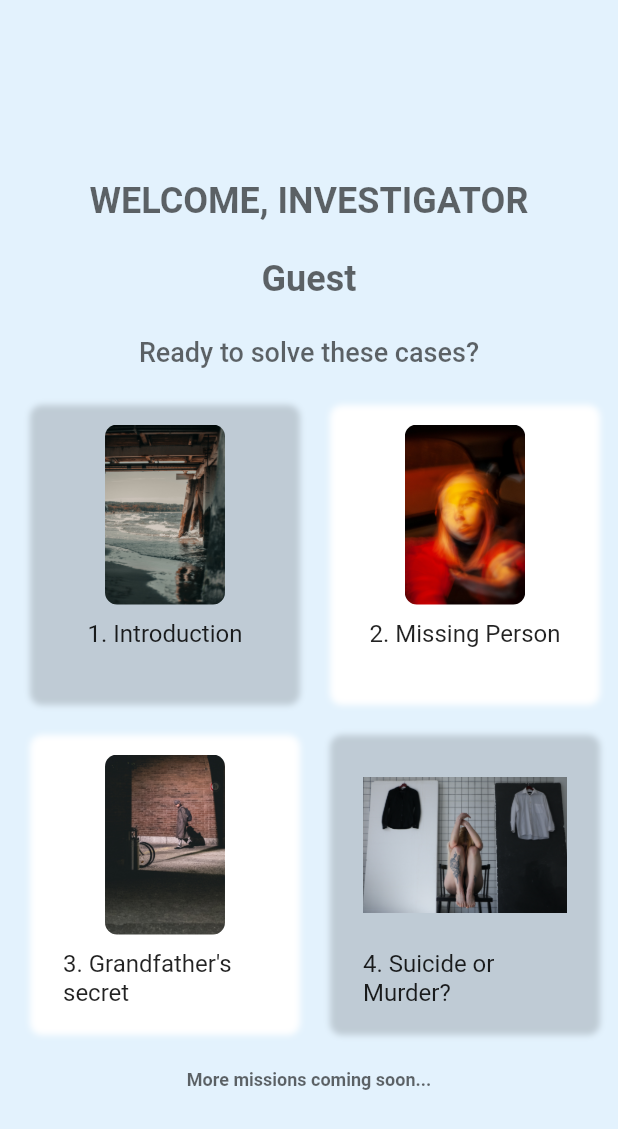
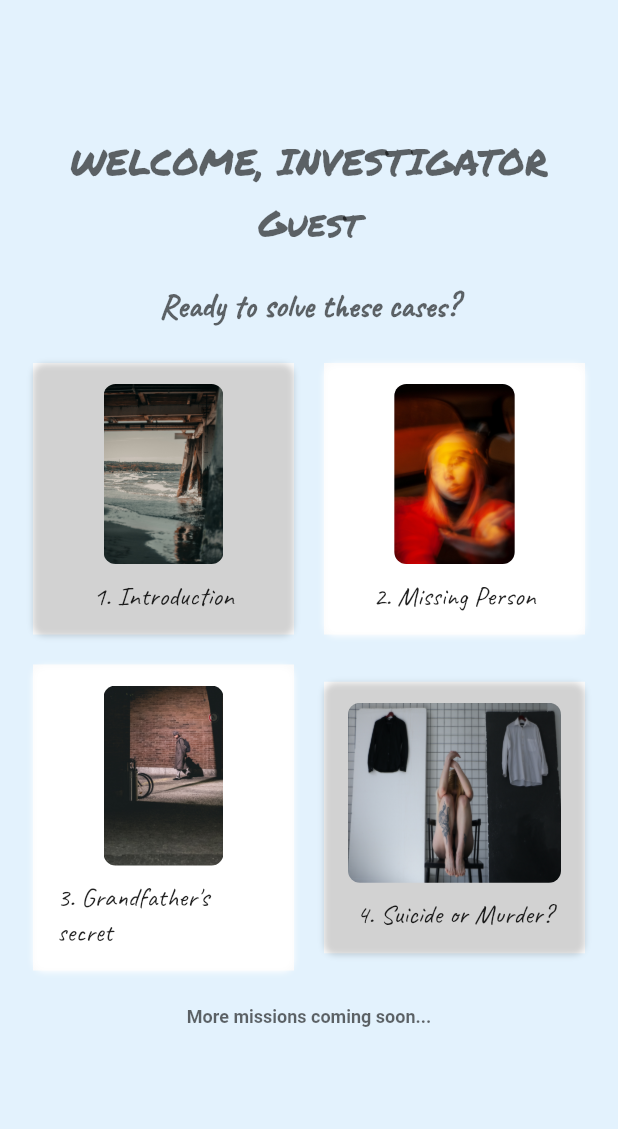
Before and after one commit to psovit/phone-007, a Flutter app: the screen it shows after launch, on a phone screen of 412 x 824 dp. Shown: the top 1129 px of the screen. Run offline on Flutter 3.47's test engine with Material 2 defaults, Android fonts, the light colour scheme and no system bars.

Commit message:
mission one intro screen

```diff
--- a/lib/screens/home.dart
+++ b/lib/screens/home.dart
@@ -14,15 +14,16 @@ class Home extends StatelessWidget {
         child: Column(
           crossAxisAlignment: CrossAxisAlignment.center,
           children: <Widget>[
-            const SizedBox(height: 100),
+            const SizedBox(height: 70),
             Container(
-              margin: const EdgeInsets.only(bottom: 24.0),
+              margin: const EdgeInsets.only(bottom: 6.0),
               child: const Text(
                 'WELCOME, INVESTIGATOR',
                 style: const TextStyle(
+                  fontFamily: 'PermanentMarker',
                   fontSize: 24.0,
                   color: AppColors.black60,
-                  fontWeight: FontWeight.bold,
+                  fontWeight: FontWeight.w400,
                 ),
               ),
             ),
@@ -31,9 +32,10 @@ class Home extends StatelessWidget {
               child: const Text(
                 '$PLAYER_NAME',
                 style: const TextStyle(
+                  fontFamily: 'PermanentMarker',
                   fontSize: 24.0,
                   color: AppColors.black60,
-                  fontWeight: FontWeight.bold,
+                  fontWeight: FontWeight.w400,
                 ),
               ),
             ),
@@ -42,9 +44,10 @@ class Home extends StatelessWidget {
               child: const Text(
                 'Ready to solve these cases?',
                 style: const TextStyle(
-                  fontSize: 18.0,
+                  fontSize: 22.0,
+                  fontFamily: 'Caveat',
                   color: AppColors.black60,
-                  fontWeight: FontWeight.w500,
+                  fontWeight: FontWeight.w600,
                 ),
               ),
             ),
--- a/lib/widgets/exports.dart
+++ b/lib/widgets/exports.dart
@@ -1 +1,3 @@
+export 'go_back.dart';
 export 'mission_card.dart';
+export 'start_button.dart';
--- a/lib/widgets/mission_card.dart
+++ b/lib/widgets/mission_card.dart
@@ -1,6 +1,6 @@
 import 'package:flutter/material.dart';
 import 'package:flutter_redux_setup/models/exports.dart';
-import 'package:flutter_redux_setup/utils/exports.dart';
+import 'package:flutter_redux_setup/screens/missions/one/introduction.dart';
 
 class MissionCard extends StatelessWidget {
   const MissionCard({
@@ -13,13 +13,13 @@ class MissionCard extends StatelessWidget {
   final Color cardColor;
   @override
   Widget build(BuildContext context) {
-    return Container(
+    final Size mediaSize = MediaQuery.of(context).size;
+    final Container card = Container(
       padding: const EdgeInsets.symmetric(
-        horizontal: 22.0,
+        horizontal: 16.0,
         vertical: 14.0,
       ),
-      width: 180,
-      height: 200,
+      width: (mediaSize.width / 2) - 32,
       decoration: BoxDecoration(
         borderRadius: const BorderRadius.all(Radius.circular(8.0)),
         boxShadow: <BoxShadow>[
@@ -37,16 +37,35 @@ class MissionCard extends StatelessWidget {
             child: Image.asset(
               mission.image,
               height: 120,
+              fit: BoxFit.fill,
             ),
           ),
           const SizedBox(height: 10.0),
           Text(
             mission.title,
-            style: const TextStyle(fontSize: 16.0),
+            style: const TextStyle(
+              fontSize: 18.0,
+              fontFamily: 'Caveat',
+            ),
             maxLines: 2,
           )
         ],
       ),
     );
+
+    return Material(
+      child: InkWell(
+        child: card,
+        onTap: () {
+          Navigator.of(context, rootNavigator: true).push<dynamic>(
+            MaterialPageRoute<dynamic>(
+              builder: (BuildContext context) => Introduction(
+                mission: mission,
+              ),
+            ),
+          );
+        },
+      ),
+    );
   }
 }
```
Also changed, not shown: lib/screens/missions/one/introduction.dart (added, +96 -0 lines), lib/widgets/go_back.dart (added, +23 -0 lines), lib/widgets/start_button.dart (added, +22 -0 lines), pubspec.yaml (+7 -0 lines), assets/fonts/Caveat-Regular.ttf (added), assets/fonts/PermanentMarker-Regular.ttf (added).
